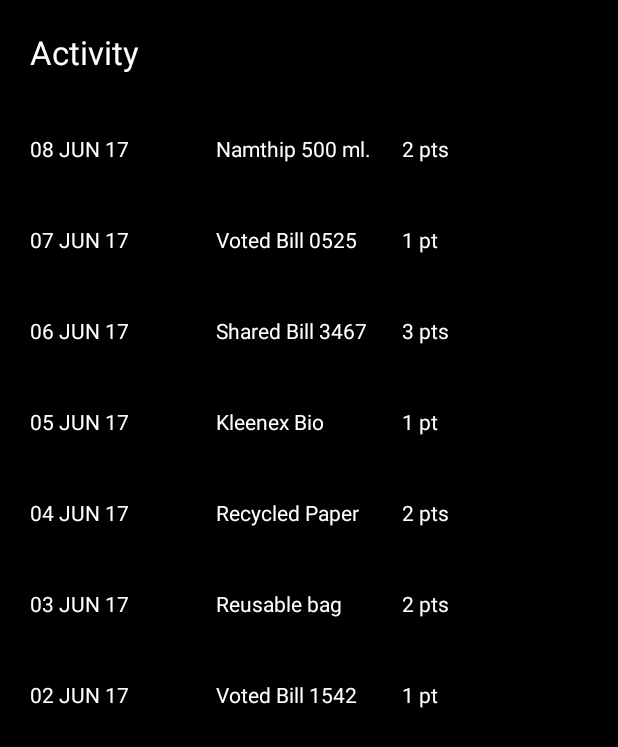
After one commit to 5un/act-android, an Android app: the HistoryActivity screen opened directly, with no data from a screen before it, on a phone screen of 412 x 824 dp. The commit adds this screen. Shown: the top 747 px of the screen. Run offline under Robolectric (Android 15) with nearby library versions, the phone set to English and light mode, and no system bars; our stand-ins replace ButterKnife.

Commit message:
Add History Activity Page

```diff
--- a/demo/src/main/AndroidManifest.xml
+++ b/demo/src/main/AndroidManifest.xml
@@ -35,7 +35,7 @@
                 <category android:name="android.intent.category.LAUNCHER" />
             </intent-filter>
         </activity>
-        <activity android:name=".MainActivity"></activity>
+        <activity android:name=".MainActivity" />
         <activity
             android:name="com.facebook.FacebookActivity"
             android:configChanges="keyboard|keyboardHidden|screenLayout|screenSize|orientation"
@@ -52,11 +52,12 @@
                 <data android:scheme="@string/fb_login_protocol_scheme" />
             </intent-filter>
         </activity>
-        <activity android:name=".TermsAndConditionsActivity"></activity>
-        <activity android:name=".RewardsMenuActivity"></activity>
-        <activity android:name=".RewardsListActivity"></activity>
-        <activity android:name=".InviteActivity"></activity>
-        <activity android:name=".PollingTopicsActivity"></activity>
+        <activity android:name=".TermsAndConditionsActivity" />
+        <activity android:name=".RewardsMenuActivity" />
+        <activity android:name=".RewardsListActivity" />
+        <activity android:name=".InviteActivity" />
+        <activity android:name=".PollingTopicsActivity" />
+        <activity android:name=".HistoryActivity"></activity>
     </application>
 
 </manifest>
--- /dev/null
+++ b/demo/src/main/java/com/boringapp/boringapp/HistoryActivity.java
@@ -0,0 +1,43 @@
+package com.boringapp.boringapp;
+
+import android.support.v7.app.AppCompatActivity;
+import android.os.Bundle;
+import android.widget.ListView;
+
+import com.boringapp.boringapp.adapters.ActivityLogAdapter;
+import com.boringapp.boringapp.adapters.PollingTopicAdapter;
+import com.boringapp.boringapp.data.ActivityLog;
+import com.boringapp.boringapp.data.PollingTopic;
+
+import java.util.ArrayList;
+
+import butterknife.BindView;
+import butterknife.ButterKnife;
+
+public class HistoryActivity extends AppCompatActivity {
+
+    @BindView(R.id.historyListView)
+    ListView historyListView;
+
+    private ActivityLogAdapter mAdapter;
+
+    @Override
+    protected void onCreate(Bundle savedInstanceState) {
+        super.onCreate(savedInstanceState);
+        setContentView(R.layout.activity_history);
+        ButterKnife.bind(this);
+
+        ArrayList<ActivityLog> activities = new ArrayList<ActivityLog>();
+        activities.add(new ActivityLog("08 JUN 17", "Namthip 500 ml.", 2));
+        activities.add(new ActivityLog("07 JUN 17", "Voted Bill 0525", 1));
+        activities.add(new ActivityLog("06 JUN 17", "Shared Bill 3467", 3));
+        activities.add(new ActivityLog("05 JUN 17", "Kleenex Bio", 1));
+        activities.add(new ActivityLog("04 JUN 17", "Recycled Paper", 2));
+        activities.add(new ActivityLog("03 JUN 17", "Reusable bag", 2));
+        activities.add(new ActivityLog("02 JUN 17", "Voted Bill 1542", 1));
+
+        mAdapter = new ActivityLogAdapter(this, activities);
+        historyListView.setAdapter(mAdapter);
+
+    }
+}
--- a/demo/src/main/java/com/boringapp/boringapp/MainActivity.java
+++ b/demo/src/main/java/com/boringapp/boringapp/MainActivity.java
@@ -185,6 +185,10 @@ public class MainActivity extends AppCompatActivity implements
                 case R.id.btn_vote:
                     Intent intent2 = new Intent(MainActivity.this, PollingTopicsActivity.class);
                     startActivity(intent2);
+                    break;
+                case R.id.btn_history:
+                    Intent intent3 = new Intent(MainActivity.this, HistoryActivity.class);
+                    startActivity(intent3);
                     break;
             }
         }
--- /dev/null
+++ b/demo/src/main/java/com/boringapp/boringapp/adapters/ActivityLogAdapter.java
@@ -0,0 +1,46 @@
+package com.boringapp.boringapp.adapters;
+
+import android.content.Context;
+import android.view.LayoutInflater;
+import android.view.View;
+import android.view.ViewGroup;
+import android.widget.ArrayAdapter;
+import android.widget.TextView;
+
+import com.boringapp.boringapp.R;
+import com.boringapp.boringapp.data.ActivityLog;
+import com.boringapp.boringapp.data.PollingTopic;
+
+import java.util.ArrayList;
+
+/**
+ * Created by Pakapon on 6/11/2017 AD.
+ */
+
+public class ActivityLogAdapter extends ArrayAdapter<ActivityLog> {
+
+    public ActivityLogAdapter(Context context, ArrayList<ActivityLog> activities){
+        super(context, 0, activities);
+    }
+
+    @Override
+    public View getView(int position, View convertView, ViewGroup parent) {
+        // Get the data item for this position
+        ActivityLog activity = getItem(position);
+        // Check if an existing view is being reused, otherwise inflate the view
+        if (convertView == null) {
+            convertView = LayoutInflater.from(getContext()).inflate(R.layout.item_activity, parent, false);
+        }
+
+        TextView activityDateTextView = (TextView) convertView.findViewById(R.id.activityDateTextView);
+        TextView activityDescriptionTextView = (TextView) convertView.findViewById(R.id.activityDescriptionTextView);
+        TextView activityPointTextView = (TextView) convertView.findViewById(R.id.activityPointTextView);
+
+        activityDateTextView.setText(activity.dateString);
+        activityDescriptionTextView.setText(activity.description);
+        activityPointTextView.setText(activity.point + " " + (activity.point > 1 ? "pts" : "pt"));
+
+        // Return the completed view to render on screen
+        return convertView;
+    }
+}
--- /dev/null
+++ b/demo/src/main/java/com/boringapp/boringapp/data/ActivityLog.java
@@ -0,0 +1,17 @@
+package com.boringapp.boringapp.data;
+
+/**
+ * Created by Pakapon on 6/11/2017 AD.
+ */
+
+public class ActivityLog {
+    public String dateString;
+    public String description;
+    public int point;
+
+    public ActivityLog(String dateString, String description, int point) {
+        this.dateString = dateString;
+        this.description = description;
+        this.point = point;
+    }
+}
--- /dev/null
+++ b/demo/src/main/res/layout/activity_history.xml
@@ -0,0 +1,21 @@
+<?xml version="1.0" encoding="utf-8"?>
+<LinearLayout xmlns:android="http://schemas.android.com/apk/res/android"
+    android:layout_width="match_parent"
+    android:layout_height="match_parent"
+    android:background="@color/black"
+    android:orientation="vertical">
+
+    <TextView
+        android:id="@+id/historyTitleTextView"
+        android:layout_width="match_parent"
+        android:layout_height="wrap_content"
+        android:padding="20dp"
+        android:text="Activity"
+        android:textAppearance="@style/TextAppearance.AppCompat.Large"
+        android:textColor="@android:color/white"/>
+
+    <ListView
+        android:id="@+id/historyListView"
+        android:layout_width="match_parent"
+        android:layout_height="match_parent"/>
+</LinearLayout>
--- /dev/null
+++ b/demo/src/main/res/layout/item_activity.xml
@@ -0,0 +1,49 @@
+<?xml version="1.0" encoding="utf-8"?>
+<!--
+  ~ Copyright (C) 2016 The Android Open Source Project
+  ~
+  ~ Licensed under the Apache License, Version 2.0 (the "License");
+  ~ you may not use this file except in compliance with the License.
+  ~ You may obtain a copy of the License at
+  ~
+  ~      http://www.apache.org/licenses/LICENSE-2.0
+  ~
+  ~ Unless required by applicable law or agreed to in writing, software
+  ~ distributed under the License is distributed on an "AS IS" BASIS,
+  ~ WITHOUT WARRANTIES OR CONDITIONS OF ANY KIND, either express or implied.
+  ~ See the License for the specific language governing permissions and
+  ~ limitations under the License.
+  -->
+
+<LinearLayout xmlns:android="http://schemas.android.com/apk/res/android"
+    xmlns:app="http://schemas.android.com/apk/res-auto"
+    android:layout_width="match_parent"
+    android:layout_height="wrap_content"
+    android:orientation="horizontal"
+    android:background="@android:color/transparent"
+    android:padding="20dp">
+
+        <TextView
+            android:id="@+id/activityDateTextView"
+            android:layout_width="match_parent"
+            android:layout_height="wrap_content"
+            android:layout_weight="1"
+            android:text="Date"
+            android:textColor="@android:color/white"/>
+
+        <TextView
+            android:id="@+id/activityDescriptionTextView"
+            android:layout_width="match_parent"
+            android:layout_height="wrap_content"
+            android:layout_weight="1"
+            android:text="Description"
+            android:textColor="@android:color/white"/>
+
+        <TextView
+            android:id="@+id/activityPointTextView"
+            android:layout_width="match_parent"
+            android:layout_height="wrap_content"
+            android:layout_weight="1"
+            android:text="Point"
+            android:textColor="@android:color/white"/>
+    </LinearLayout>
```
